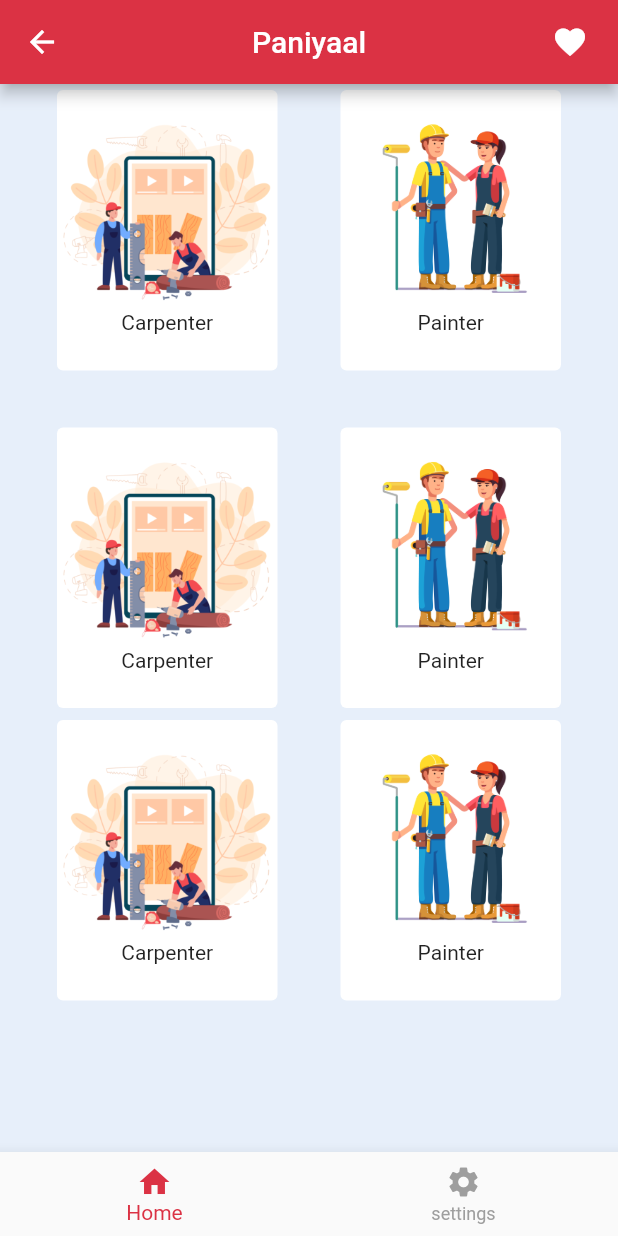
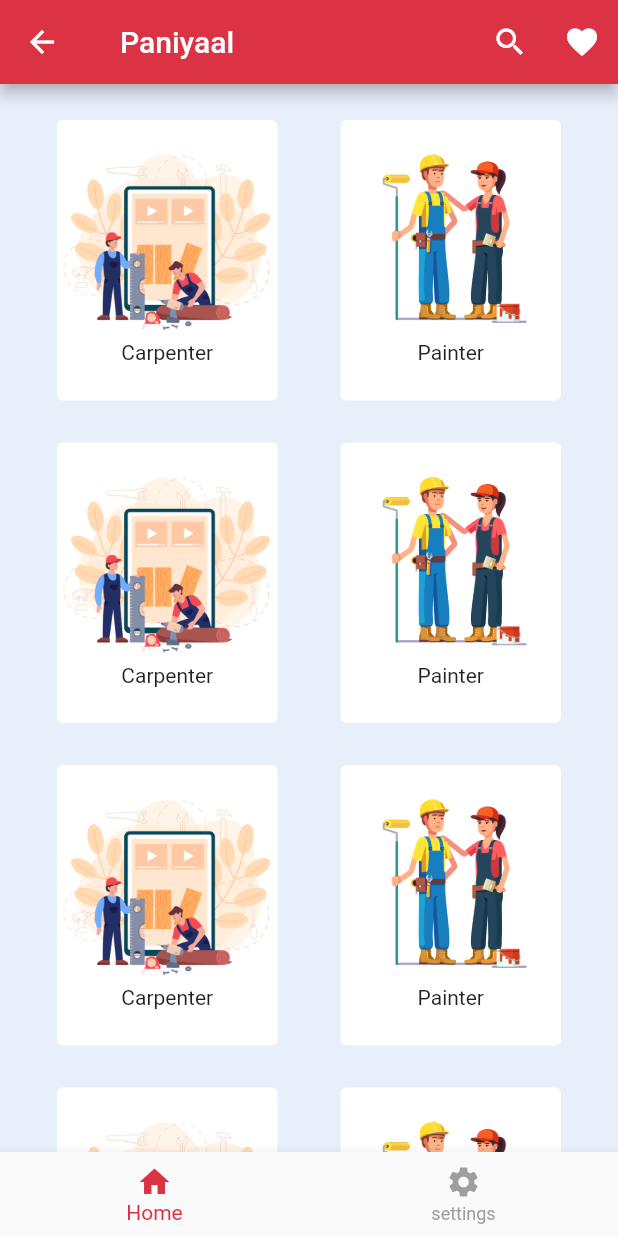
Before and after one commit to hinasahammed/paniyaal, a Flutter app: the UserHomeScreen screen opened by its route, on a phone screen of 412 x 824 dp. Run offline on Flutter 3.47's test engine with Material 2 defaults, Android fonts, the phone set to English and light mode, and no system bars; our stand-ins replace cloud_firestore, firebase_auth, firebase_core, fluttertoast, google_fonts, pinput; accounts and stored records are empty.

Commit message:
page scrolling set

```diff
--- a/lib/screens/splashScreen/splash_screen.dart
+++ b/lib/screens/splashScreen/splash_screen.dart
@@ -1,6 +1,7 @@
 import 'package:flutter/material.dart';
 
 import '../typeSelectorScreen/type_selector_screen.dart';
+import '../userHomeScreen/user_home_screen.dart';
 
 class SplashScreen extends StatefulWidget {
   const SplashScreen({super.key});
@@ -29,6 +30,6 @@ class _SplashScreenState extends State<SplashScreen> {
   Future<void> gotoScreen() async {
     await Future.delayed(Duration(seconds: 3));
     Navigator.of(context).pushReplacement(
-        MaterialPageRoute(builder: (ctx) => TypeSelectorScreen()));
+        MaterialPageRoute(builder: (ctx) => UserHomeScreen()));
   }
 }
--- a/lib/screens/userHomeScreen/user_home_screen.dart
+++ b/lib/screens/userHomeScreen/user_home_screen.dart
@@ -11,22 +11,30 @@ class UserHomeScreen extends StatelessWidget {
       bottomNavigationBar: const BottomNavigation(),
       backgroundColor: Color(0xffE7EFFA),
       appBar: AppBar(
-        title: Text('Paniyaal'),
+        title: Padding(
+          padding: const EdgeInsets.all(8.0),
+          child: Text('Paniyaal'),
+        ),
         backgroundColor: Color(0xffdb3244),
-        centerTitle: true,
         actions: [
-          Padding(
-            padding: const EdgeInsets.all(8.0),
-            child: IconButton(
+          IconButton(
+            onPressed: () {},
+            icon: Icon(Icons.search),
+          ),
+          IconButton(
             onPressed: () {},
             icon: Icon(Icons.favorite),
           ),
-          )
         ],
       ),
       body: SafeArea(
-        child: Column(
+        child: ListView(
           children: [
+            Column(
+              children: [
+                SizedBox(
+                  height: 20,
+                ),
                 Row(
                   mainAxisAlignment: MainAxisAlignment.spaceEvenly,
                   children: [
@@ -37,7 +45,10 @@ class UserHomeScreen extends StatelessWidget {
                         elevation: 0,
                         child: Column(
                           children: [
-                        Image.asset('assets/Carpenter.png',fit: BoxFit.contain,),
+                            Image.asset(
+                              'assets/Carpenter.png',
+                              fit: BoxFit.contain,
+                            ),
                             Text(
                               'Carpenter',
                               style: TextStyle(fontWeight: FontWeight.w400),
@@ -53,7 +64,10 @@ class UserHomeScreen extends StatelessWidget {
                         elevation: 0,
                         child: Column(
                           children: [
-                        Image.asset('assets/painter.png',fit: BoxFit.contain,),
+                            Image.asset(
+                              'assets/painter.png',
+                              fit: BoxFit.contain,
+                            ),
                             Text(
                               'Painter',
                               style: TextStyle(fontWeight: FontWeight.w400),
@@ -64,7 +78,9 @@ class UserHomeScreen extends StatelessWidget {
                     ),
                   ],
                 ),
-            SizedBox(height: 30,),
+                SizedBox(
+                  height: 20,
+                ),
                 Row(
                   mainAxisAlignment: MainAxisAlignment.spaceEvenly,
                   children: [
@@ -75,7 +91,10 @@ class UserHomeScreen extends StatelessWidget {
                         elevation: 0,
                         child: Column(
                           children: [
-                        Image.asset('assets/Carpenter.png',fit: BoxFit.contain,),
+                            Image.asset(
+                              'assets/Carpenter.png',
+                              fit: BoxFit.contain,
+                            ),
                             Text(
                               'Carpenter',
                               style: TextStyle(fontWeight: FontWeight.w400),
@@ -91,7 +110,10 @@ class UserHomeScreen extends StatelessWidget {
                         elevation: 0,
                         child: Column(
                           children: [
-                        Image.asset('assets/painter.png',fit: BoxFit.contain,),
+                            Image.asset(
+                              'assets/painter.png',
+                              fit: BoxFit.contain,
+                            ),
                             Text(
                               'Painter',
                               style: TextStyle(fontWeight: FontWeight.w400),
@@ -101,6 +123,9 @@ class UserHomeScreen extends StatelessWidget {
                       ),
                     ),
                   ],
+                ),
+                SizedBox(
+                  height: 20,
                 ),
                 Row(
                   mainAxisAlignment: MainAxisAlignment.spaceEvenly,
@@ -112,7 +137,10 @@ class UserHomeScreen extends StatelessWidget {
                         elevation: 0,
                         child: Column(
                           children: [
-                        Image.asset('assets/Carpenter.png',fit: BoxFit.contain,),
+                            Image.asset(
+                              'assets/Carpenter.png',
+                              fit: BoxFit.contain,
+                            ),
                             Text(
                               'Carpenter',
                               style: TextStyle(fontWeight: FontWeight.w400),
@@ -128,7 +156,56 @@ class UserHomeScreen extends StatelessWidget {
                         elevation: 0,
                         child: Column(
                           children: [
-                        Image.asset('assets/painter.png',fit: BoxFit.contain,),
+                            Image.asset(
+                              'assets/painter.png',
+                              fit: BoxFit.contain,
+                            ),
+                            Text(
+                              'Painter',
+                              style: TextStyle(fontWeight: FontWeight.w400),
+                            )
+                          ],
+                        ),
+                      ),
+                    ),
+                  ],
+                ),
+                SizedBox(
+                  height: 20,
+                ),
+                Row(
+                  mainAxisAlignment: MainAxisAlignment.spaceEvenly,
+                  children: [
+                    Container(
+                      width: 155,
+                      height: 195,
+                      child: Card(
+                        elevation: 0,
+                        child: Column(
+                          children: [
+                            Image.asset(
+                              'assets/Carpenter.png',
+                              fit: BoxFit.contain,
+                            ),
+                            Text(
+                              'Carpenter',
+                              style: TextStyle(fontWeight: FontWeight.w400),
+                            )
+                          ],
+                        ),
+                      ),
+                    ),
+                    Container(
+                      width: 155,
+                      height: 195,
+                      child: Card(
+                        elevation: 0,
+                        child: Column(
+                          children: [
+                            Image.asset(
+                              'assets/painter.png',
+                              fit: BoxFit.contain,
+                            ),
                             Text(
                               'Painter',
                               style: TextStyle(fontWeight: FontWeight.w400),
@@ -141,6 +218,8 @@ class UserHomeScreen extends StatelessWidget {
                 ),
               ],
             ),
+          ],
+        ),
       ),
     );
   }
```
Lines whose indentation alone changed are shown as unchanged.
